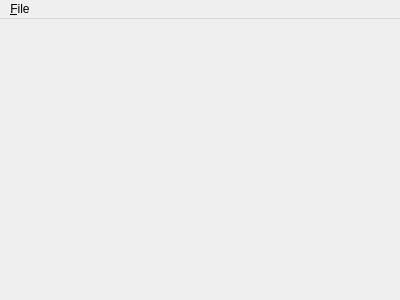
cscenter/manugram, file mainwindow.ui: the form before one commit.
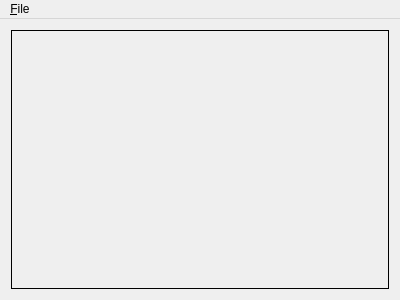
The form after the commit.

Commit message: #1: MainWindow: stretchy frame around drawing area was added

Patch:
```diff
--- a/mainwindow.ui
+++ b/mainwindow.ui
@@ -14,17 +14,38 @@
    <string>MainWindow</string>
   </property>
   <widget class="QWidget" name="centralWidget">
-   <widget class="QWidget" name="verticalLayoutWidget">
-    <property name="geometry">
-     <rect>
-      <x>10</x>
-      <y>10</y>
-      <width>381</width>
-      <height>260</height>
-     </rect>
-    </property>
-    <layout class="QVBoxLayout" name="wrapperLayout"/>
-   </widget>
+   <property name="autoFillBackground">
+    <bool>true</bool>
+   </property>
+   <layout class="QGridLayout" name="gridLayout">
+    <item row="0" column="1">
+     <widget class="QFrame" name="wrapperFrame">
+      <property name="frameShape">
+       <enum>QFrame::Box</enum>
+      </property>
+      <property name="frameShadow">
+       <enum>QFrame::Plain</enum>
+      </property>
+      <property name="midLineWidth">
+       <number>0</number>
+      </property>
+      <layout class="QVBoxLayout" name="verticalLayout">
+       <property name="leftMargin">
+        <number>0</number>
+       </property>
+       <property name="topMargin">
+        <number>0</number>
+       </property>
+       <property name="rightMargin">
+        <number>0</number>
+       </property>
+       <property name="bottomMargin">
+        <number>0</number>
+       </property>
+      </layout>
+     </widget>
+    </item>
+   </layout>
   </widget>
   <widget class="QMenuBar" name="menuBar">
    <property name="geometry">
```
The commit also changes 1 other file.
